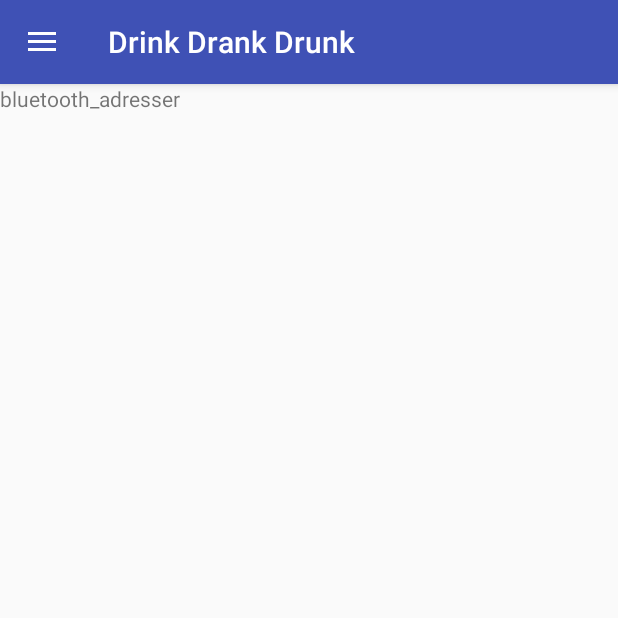
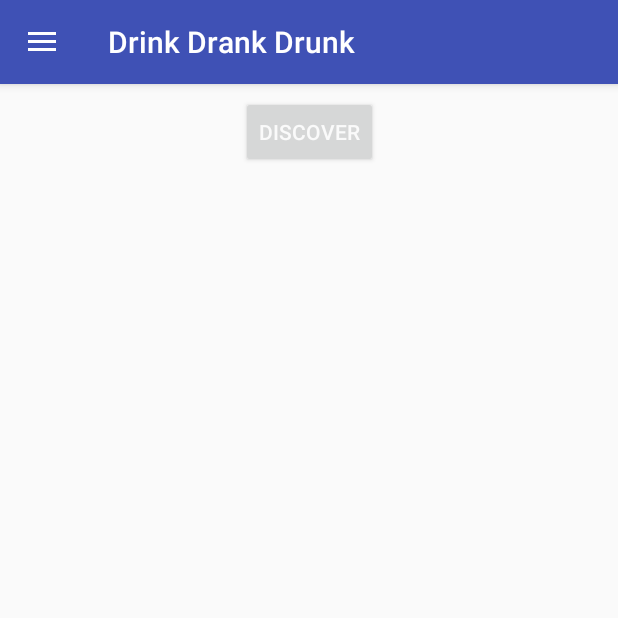
Before and after one commit to DumboJunior/Drink-Drank-Drunk, an Android app: the ConnectToGame screen opened directly, with no data from a screen before it, on a phone screen of 412 x 824 dp, the top half of it. Run offline under Robolectric (Android 15) with nearby library versions, the phone set to English and light mode, and no system bars.

Commit message:
bluetooth, listview, pair

```diff
--- a/app/src/main/java/com/exsample/drinkdrankdrunk/ConnectToGame.java
+++ b/app/src/main/java/com/exsample/drinkdrankdrunk/ConnectToGame.java
@@ -2,18 +2,33 @@ package com.exsample.drinkdrankdrunk;
 
 import android.bluetooth.BluetoothAdapter;
 import android.bluetooth.BluetoothDevice;
+import android.content.BroadcastReceiver;
 import android.content.Context;
+import android.content.Intent;
+import android.content.IntentFilter;
+import android.os.Build;
 import android.support.v7.app.AppCompatActivity;
 import android.os.Bundle;
+import android.support.v7.widget.LinearLayoutManager;
+import android.support.v7.widget.RecyclerView;
+import android.util.Log;
 import android.view.LayoutInflater;
 import android.view.TextureView;
 import android.view.View;
+import android.widget.AdapterView;
+import android.widget.ListView;
 import android.widget.TextView;
+import android.widget.Toast;
 
+import java.util.ArrayList;
 import java.util.Set;
+import java.util.Vector;
 
-public class ConnectToGame extends NavigationDrawer {
-
+public class ConnectToGame extends NavigationDrawer implements AdapterView.OnItemClickListener{
+    BluetoothAdapter mBluetoothAdapter = BluetoothAdapter.getDefaultAdapter();
+    public ArrayList<BluetoothDevice> mBTDevices = new ArrayList<>();
+    public DeviceListAdapter mDeviceListAdapter;
+    ListView lvNewDevices;
     @Override
     protected void onCreate(Bundle savedInstanceState) {
         super.onCreate(savedInstanceState);
@@ -22,21 +37,63 @@ public class ConnectToGame extends NavigationDrawer {
         View contentView = inflater.inflate(R.layout.activity_connect_to_game, null, false);
         mDrawerLayout.addView(contentView, 0);
         //setContentView(R.layout.activity_connect_to_game);
+        lvNewDevices = (ListView) findViewById(R.id.lvNewDevices);
+        mBTDevices = new ArrayList<>();
+        lvNewDevices.setOnItemClickListener(ConnectToGame.this);
+    }
+
+    // Create a BroadcastReceiver for ACTION_FOUND.
+    private BroadcastReceiver mReceiver = new BroadcastReceiver() {
+        @Override
+        public void onReceive(Context context, Intent intent) {
+            final String action = intent.getAction();
+
+
+            if (action.equals(BluetoothDevice.ACTION_FOUND)){
+                BluetoothDevice device = intent.getParcelableExtra (BluetoothDevice.EXTRA_DEVICE);
+                mBTDevices.add(device);
+                mDeviceListAdapter = new DeviceListAdapter(context, R.layout.device_adapter_view, mBTDevices);
+                lvNewDevices.setAdapter(mDeviceListAdapter);
+            }
+        }
+    };
+    public void refress_recycleview(View view){
+        if(mBluetoothAdapter.isDiscovering()){
+            mBluetoothAdapter.cancelDiscovery();
+            mBluetoothAdapter.startDiscovery();
+            IntentFilter filter = new IntentFilter(BluetoothDevice.ACTION_FOUND);
+            registerReceiver(mReceiver, filter);
+        }
+        if(!mBluetoothAdapter.isDiscovering()){
+            mBluetoothAdapter.startDiscovery();
+            IntentFilter filter = new IntentFilter(BluetoothDevice.ACTION_FOUND);
+            registerReceiver(mReceiver, filter);
+        }
     }
     protected void onStart(){
         super.onStart();
         BluetoothAdapter mBluetoothAdapter = BluetoothAdapter.getDefaultAdapter();
-        Set<BluetoothDevice> pairedDevices = mBluetoothAdapter.getBondedDevices();
+    }
+    @Override
+    protected void onDestroy() {
+        super.onDestroy();
 
-        if (pairedDevices.size() > 0) {
-            // There are paired devices. Get the name and address of each paired device.
-            for (BluetoothDevice device : pairedDevices) {
-                String deviceName = device.getName();
-                String deviceHardwareAddress = device.getAddress(); // MAC address
-                String combineBluetooth = deviceName+" - "+deviceHardwareAddress+"\n";
-                TextView bluetoothadress_tv = findViewById(R.id.bluetoothAdress);
-                bluetoothadress_tv.setText(combineBluetooth);
-            }
+        unregisterReceiver(mReceiver);
+    }
+
+    @Override
+    public void onItemClick(AdapterView<?> parent, View view, int i, long l) {
+        mBluetoothAdapter.cancelDiscovery();
+        String deviceName = mBTDevices.get(i).getName();
+        String deviceAddress = mBTDevices.get(i).getAddress();
+
+
+        //create the bond.
+        //NOTE: Requires API 17+? I think this is JellyBean
+        if(Build.VERSION.SDK_INT > Build.VERSION_CODES.KITKAT){
+            mBTDevices.get(i).createBond();
+        }else{
+            Toast.makeText(this,"Version er for dårlig",Toast.LENGTH_LONG).show();
         }
     }
 }
--- a/app/src/main/res/layout/activity_connect_to_game.xml
+++ b/app/src/main/res/layout/activity_connect_to_game.xml
@@ -6,11 +6,32 @@
     android:layout_height="match_parent"
     tools:context="com.exsample.drinkdrankdrunk.ConnectToGame">
 
-    <TextView
-        android:id="@+id/bluetoothAdress"
-        android:layout_width="234dp"
-        android:layout_height="179dp"
-        android:text="@string/bluetooth_adresser"
-        tools:layout_editor_absoluteX="69dp"
-        tools:layout_editor_absoluteY="42dp" />
+    <Button
+        android:id="@+id/bluetooth"
+        android:layout_width="wrap_content"
+        android:layout_height="wrap_content"
+        android:layout_marginEnd="8dp"
+        android:layout_marginLeft="8dp"
+        android:layout_marginRight="8dp"
+        android:layout_marginStart="8dp"
+        android:layout_marginTop="8dp"
+        android:onClick="refress_recycleview"
+        android:text="@string/discover"
+        app:layout_constraintEnd_toEndOf="parent"
+        app:layout_constraintStart_toStartOf="parent"
+        app:layout_constraintTop_toTopOf="parent" />
+
+    <ListView
+        android:id="@+id/lvNewDevices"
+        android:layout_width="368dp"
+        android:layout_height="252dp"
+        android:layout_marginEnd="8dp"
+        android:layout_marginLeft="8dp"
+        android:layout_marginRight="8dp"
+        android:layout_marginStart="8dp"
+        android:layout_marginTop="8dp"
+        app:layout_constraintEnd_toEndOf="parent"
+        app:layout_constraintStart_toStartOf="parent"
+        app:layout_constraintTop_toBottomOf="@+id/bluetooth" />
+
 </android.support.constraint.ConstraintLayout>
--- /dev/null
+++ b/app/src/main/res/layout/my_text_view.xml
@@ -0,0 +1,6 @@
+<?xml version="1.0" encoding="utf-8"?>
+<android.support.constraint.ConstraintLayout
+    xmlns:android="http://schemas.android.com/apk/res/android" android:layout_width="match_parent"
+    android:layout_height="match_parent">
+
+</android.support.constraint.ConstraintLayout>
--- a/app/src/main/res/values/strings.xml
+++ b/app/src/main/res/values/strings.xml
@@ -14,4 +14,5 @@
     <string name="open">Open</string>
     <string name="close">Close</string>
     <string name="frontpage">FrontPage</string>
+    <string name="discover">Discover</string>
 </resources>
--- a/build.gradle
+++ b/build.gradle
@@ -7,7 +7,7 @@ buildscript {
         jcenter()
     }
     dependencies {
-        classpath 'com.android.tools.build:gradle:3.0.1'
+        classpath 'com.android.tools.build:gradle:3.1.1'
 
 
         // NOTE: Do not place your application dependencies here; they belong
```
Also changed, not shown: app/src/main/AndroidManifest.xml (+23 -15 lines), app/src/main/java/com/exsample/drinkdrankdrunk/AcceptT.java (added, +59 -0 lines), app/src/main/java/com/exsample/drinkdrankdrunk/ConnectThread.java (added, +66 -0 lines), app/src/main/java/com/exsample/drinkdrankdrunk/DeviceListAdapter.java (added, +48 -0 lines), app/src/main/java/com/exsample/drinkdrankdrunk/HostGame.java (+8 -4 lines), app/src/main/res/layout/activity_accept_thread.xml (added, +9 -0 lines), app/src/main/res/layout/device_adapter_view.xml (added, +23 -0 lines), gradle/wrapper/gradle-wrapper.properties.
